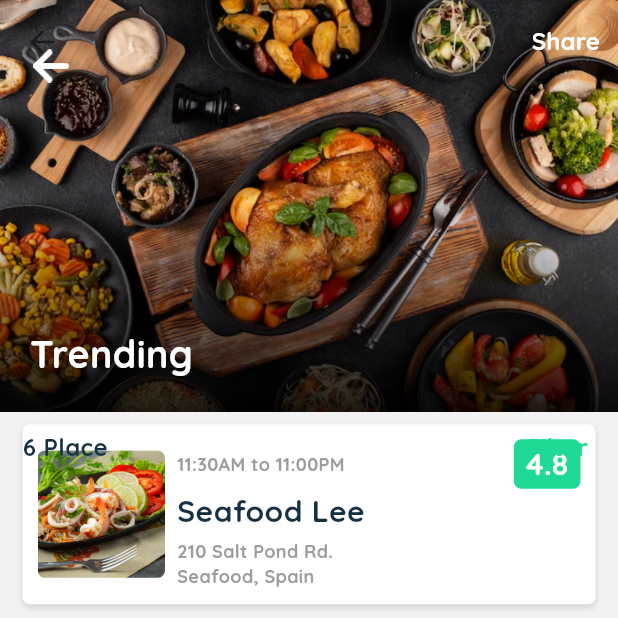
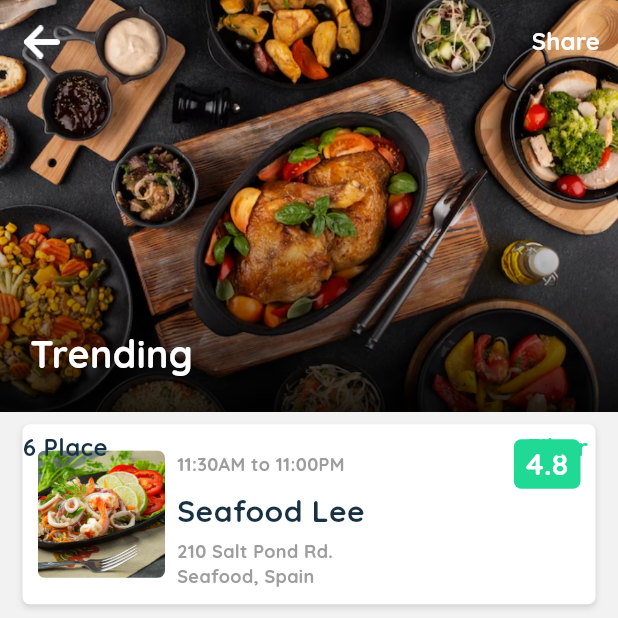
Before and after one commit to Gaitan19/flutterClass, a Flutter app: the TrendingListView screen opened directly, on a phone screen of 412 x 824 dp, the top half of it. Run offline on Flutter 3.47's test engine with Material 3 defaults, Android fonts, the phone set to English and light mode, and no system bars; our stand-ins replace dio, flutter_otp_text_field, flutter_rating_bar, flutter_slidable, google_maps_flutter, readmore and 1 more; missing offline and left inert: custom_map_markers, widget_mask; accounts and stored records are empty.

Commit message:
feat: Add back button to TrendingListView and RestaurantDetailView

```diff
--- a/flutterProyects/foot_restauran_app/lib/view/home/trending_list_view.dart
+++ b/flutterProyects/foot_restauran_app/lib/view/home/trending_list_view.dart
@@ -278,6 +278,17 @@ class _TrendingListViewState extends State<TrendingListView> {
               expandedHeight: media.width * 0.667,
               floating: false,
               centerTitle: false,
+              leading: IconButton(
+                icon: Image.asset(
+                  "assets/img/back.png",
+                  width: 24,
+                  height: 30,
+                  color: Colors.white,
+                ),
+                onPressed: () {
+                  Navigator.pop(context);
+                },
+              ),
               flexibleSpace: FlexibleSpaceBar(
                 background: Container(
                   width: media.width,
@@ -315,21 +326,6 @@ class _TrendingListViewState extends State<TrendingListView> {
                               color: Colors.white,
                               fontSize: 25,
                               fontWeight: FontWeight.w700),
-                        ),
-                      ),
-                      Positioned(
-                        top: 20,
-                        left: 10,
-                        child: IconButton(
-                          icon: Image.asset(
-                            "assets/img/back.png",
-                            width: 24,
-                            height: 30,
-                            color: Colors.white,
-                          ),
-                          onPressed: () {
-                            Navigator.pop(context);
-                          },
                         ),
                       ),
                     ],
```
Also changed, not shown: flutterProyects/foot_restauran_app/lib/view/restaurant/restaurant_detail_view.dart (+14 -16 lines).
